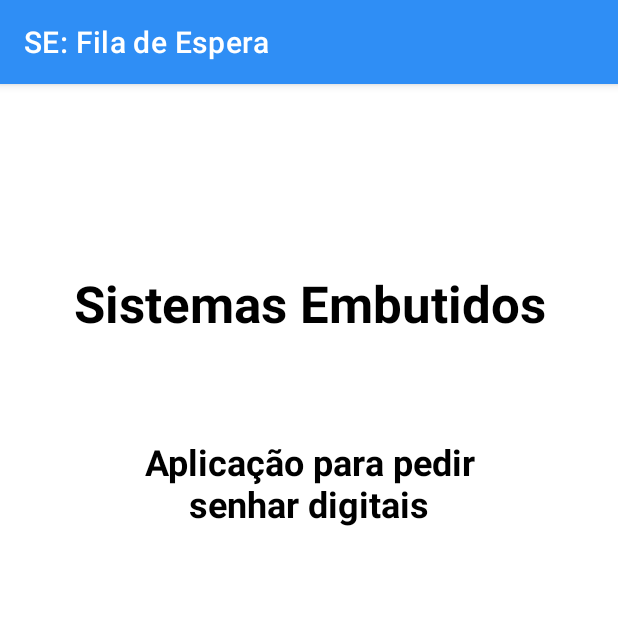
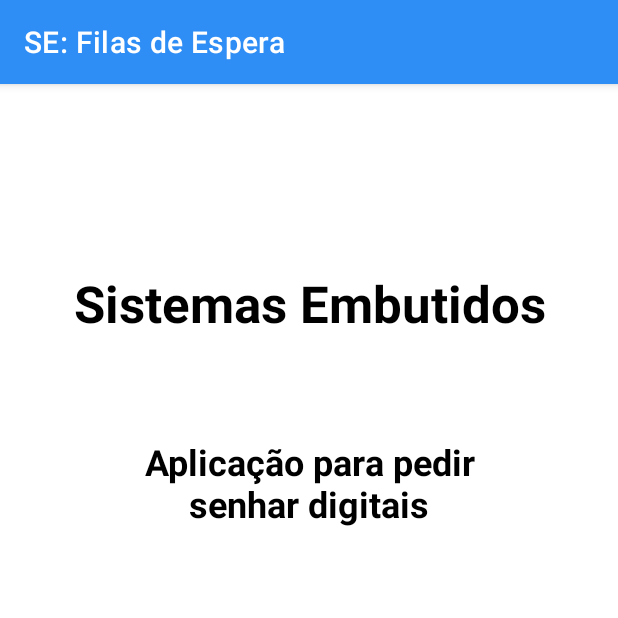
Before and after one commit to arcmarqs/SEmbutidos, an Android app: the screen it shows after launch (MainActivity), on a phone screen of 412 x 824 dp, the top half of it. Run offline under Robolectric (Android 15) with nearby library versions, the phone set to English and light mode, and no system bars.

Commit message:
change name

```diff
--- a/android/app/src/main/java/com/example/tirarsenha/MainActivity.java
+++ b/android/app/src/main/java/com/example/tirarsenha/MainActivity.java
@@ -23,7 +23,7 @@ import okhttp3.Response;
 
 
 public class MainActivity extends AppCompatActivity {
-    public static final String api_url = "http://192.168.1.68:8080/";
+    public static final String api_url = "http://192.168.1.68:8000/";
     public static final String EXTRA_VALOR1="com.example.applications.tirarsenha.EXTRA_VALOR1";
     public static final String EXTRA_VALOR2="com.example.applications.tirarsenha.EXTRA_VALOR2";
     public static final String EXTRA_VALOR3="com.example.applications.tirarsenha.EXTRA_VALOR3";
--- a/android/app/src/main/res/values/strings.xml
+++ b/android/app/src/main/res/values/strings.xml
@@ -1,5 +1,5 @@
 <resources>
-    <string name="app_name">SE: Fila de Espera</string>
+    <string name="app_name">SE: Filas de Espera</string>
     <string name="senha">senha</string>
     <string name="tirarsenha">Senha</string>
     <string name="ecranovo">ecranovo</string>
```
Also changed, not shown: 1 other file.
